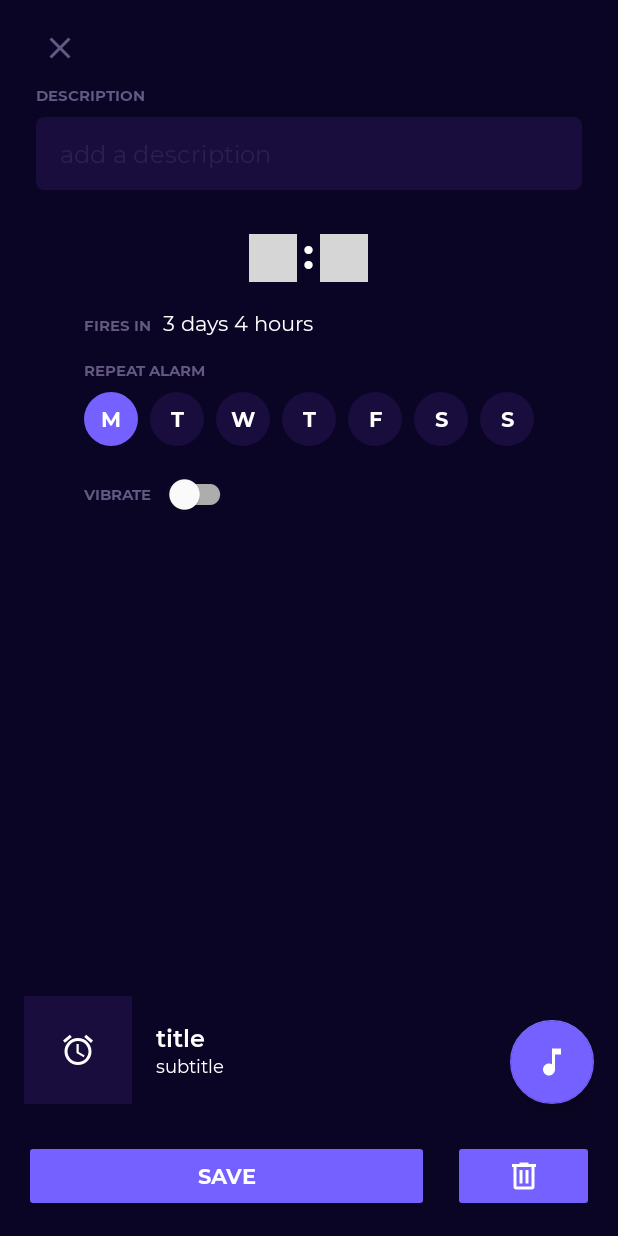
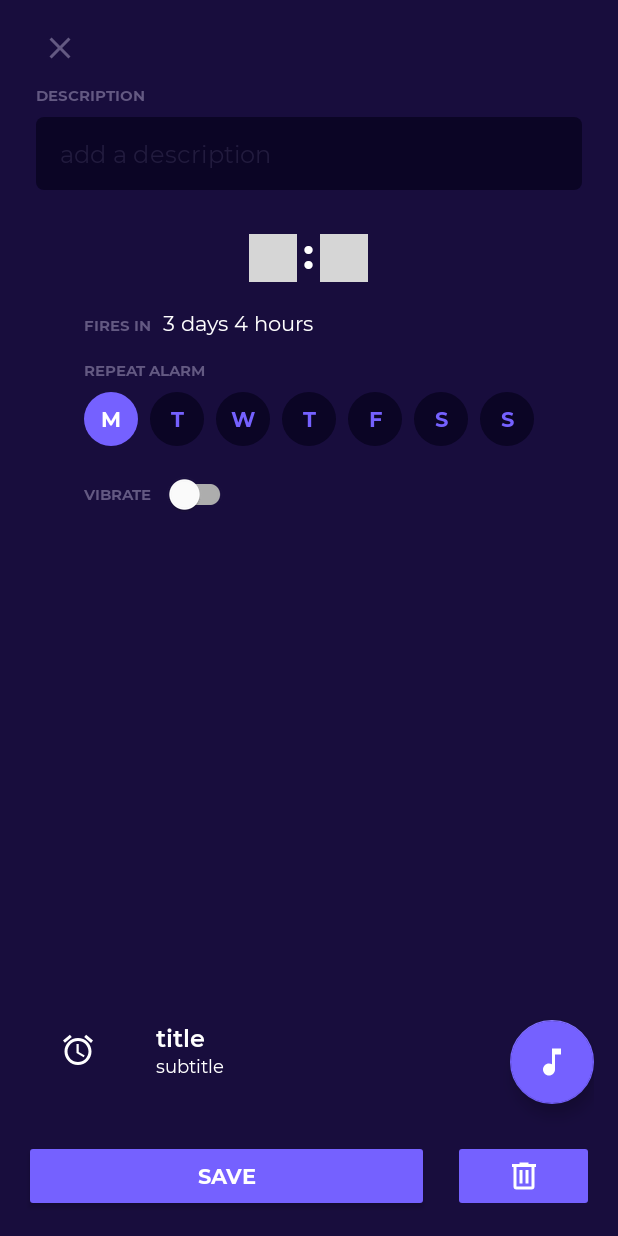
Before and after one commit to pghazal/revery, an Android app: the layout fragment_create_edit_alarm.xml on its own in the app's theme, with its tools: preview values and no code run, on a phone screen of 412 x 824 dp. Run offline under Robolectric (Android 15) with nearby library versions, the phone set to English and light mode, and no system bars; plain views replace NumberPicker; grey boxes are pictures that could not be loaded.

Commit message:
Change background color of bottom sheet dialog, it is lighter

```diff
--- /dev/null
+++ b/app/src/main/res/color/selector_toggle_recurring_day_text_color.xml
@@ -0,0 +1,5 @@
+<?xml version="1.0" encoding="utf-8"?>
+<selector xmlns:android="http://schemas.android.com/apk/res/android">
+    <item android:color="@color/color_text_alarm_recurring_and_enabled" android:state_checked="false" />
+    <item android:color="@android:color/white" android:state_checked="true" />
+</selector>
--- a/app/src/main/res/drawable/shape_rounded_corner.xml
+++ b/app/src/main/res/drawable/shape_rounded_corner.xml
@@ -1,7 +1,7 @@
 <?xml version="1.0" encoding="utf-8"?>
 <shape xmlns:android="http://schemas.android.com/apk/res/android">
 
-    <solid android:color="@color/colorPrimary" />
+    <solid android:color="@color/color_main_background_view" />
 
     <padding
         android:bottom="10dp"
--- a/app/src/main/res/drawable/toggle_recurring_day_unchecked.xml
+++ b/app/src/main/res/drawable/toggle_recurring_day_unchecked.xml
@@ -2,7 +2,7 @@
 <selector xmlns:android="http://schemas.android.com/apk/res/android">
     <item>
         <shape android:shape="oval">
-            <solid android:color="@color/colorPrimary" />
+            <solid android:color="#0B0525" />
             <size android:width="@dimen/toggle_recurring_days_size" android:height="@dimen/toggle_recurring_days_size" />
         </shape>
     </item>
--- a/app/src/main/res/layout/fragment_create_edit_alarm.xml
+++ b/app/src/main/res/layout/fragment_create_edit_alarm.xml
@@ -8,7 +8,7 @@
     android:paddingTop="@dimen/third_base_margin"
     android:paddingEnd="@dimen/half_base_margin"
     android:paddingBottom="@dimen/half_base_margin"
-    tools:background="@color/color_main_background_view">
+    tools:background="@color/colorPrimary">
 
     <include
         android:id="@+id/header"
--- a/app/src/main/res/values/colors.xml
+++ b/app/src/main/res/values/colors.xml
@@ -14,6 +14,6 @@
     <color name="color_text_alarm_recurring_and_enabled">@color/colorAccent</color>
 
     <color name="color_image_disabled">#80180D3D</color>
-    <color name="color_image_enabled">@color/colorPrimary</color>
+    <color name="color_image_enabled">#180D3D</color>
 
 </resources>
--- a/app/src/main/res/values/styles.xml
+++ b/app/src/main/res/values/styles.xml
@@ -15,7 +15,7 @@
 
     <style name="Theme.Activity.FullScreen" parent="@style/AppTheme">
         <item name="colorPrimary">@color/colorAccent</item>
-        <item name="colorPrimaryDark">@color/color_main_background_view</item>
+        <item name="colorPrimaryDark">@color/colorPrimary</item>
 
         <item name="windowNoTitle">true</item>
         <item name="android:windowNoTitle">true</item>
@@ -29,7 +29,7 @@
     </style>
 
     <style name="ReveryRecurringDaysToggle">
-        <item name="android:textColor">@android:color/white</item>
+        <item name="android:textColor">@color/selector_toggle_recurring_day_text_color</item>
         <item name="android:textStyle">bold</item>
         <item name="android:stateListAnimator">@null</item>
         <item name="android:background">@drawable/selector_toggle_recurring_day</item>
@@ -46,7 +46,7 @@
 
     <style name="ReveryBottomSheet" parent="Widget.MaterialComponents.BottomSheet">
         <item name="shapeAppearanceOverlay">@style/ReveryShapeAppearanceBottomSheetDialog</item>
-        <item name="backgroundTint">@color/color_main_background_view</item>
+        <item name="backgroundTint">@color/colorPrimary</item>
     </style>
 
     <style name="ReveryShapeAppearanceBottomSheetDialog" parent="">
```
